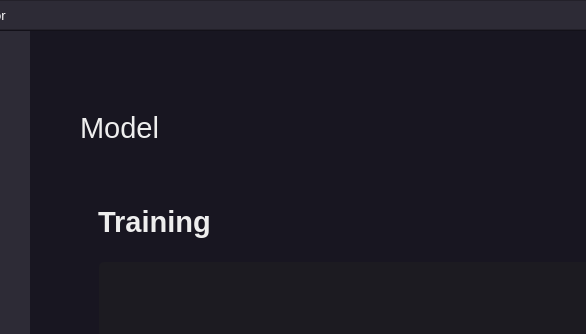
The window that mainwindowui.ui (saxovia/bsc-thesis) describes before a commit, drawn with Qt 5; both pictures show x 171 to 757 and y 0 to 334 of the 1200 by 818 pixel window.
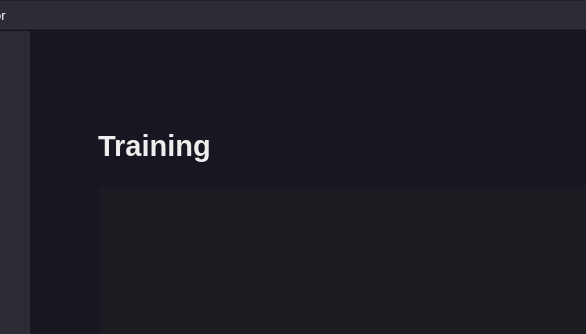
The same window after the commit. Icons and pictures are not drawn.

The edit to the form file:
```diff
--- a/mainwindowui.ui
+++ b/mainwindowui.ui
@@ -1157,41 +1157,7 @@
                  <property name="bottomMargin">
                   <number>0</number>
                  </property>
-                 <item row="0" column="0">
-                  <widget class="QLabel" name="model_page_title">
-                   <property name="minimumSize">
-                    <size>
-                     <width>0</width>
-                     <height>70</height>
-                    </size>
-                   </property>
-                   <property name="maximumSize">
-                    <size>
-                     <width>16777215</width>
-                     <height>100</height>
-                    </size>
-                   </property>
-                   <property name="font">
-                    <font>
-                     <pointsize>22</pointsize>
-                     <bold>false</bold>
-                    </font>
-                   </property>
-                   <property name="autoFillBackground">
-                    <bool>false</bool>
-                   </property>
-                   <property name="text">
-                    <string>Model</string>
-                   </property>
-                   <property name="alignment">
-                    <set>Qt::AlignLeading|Qt::AlignLeft|Qt::AlignTop</set>
-                   </property>
-                   <property name="wordWrap">
-                    <bool>true</bool>
-                   </property>
-                  </widget>
-                 </item>
-                 <item row="3" column="0" colspan="2">
+                 <item row="2" column="0" colspan="2">
                   <widget class="QStackedWidget" name="stackedWidget_2">
                    <property name="currentIndex">
                     <number>4</number>
@@ -2558,7 +2524,7 @@
                              <x>0</x>
                              <y>0</y>
                              <width>820</width>
-                             <height>337</height>
+                             <height>413</height>
                             </rect>
                            </property>
                            <property name="styleSheet">
```
Left out of the diff: 2 changed lines with no effect on the pictures.
